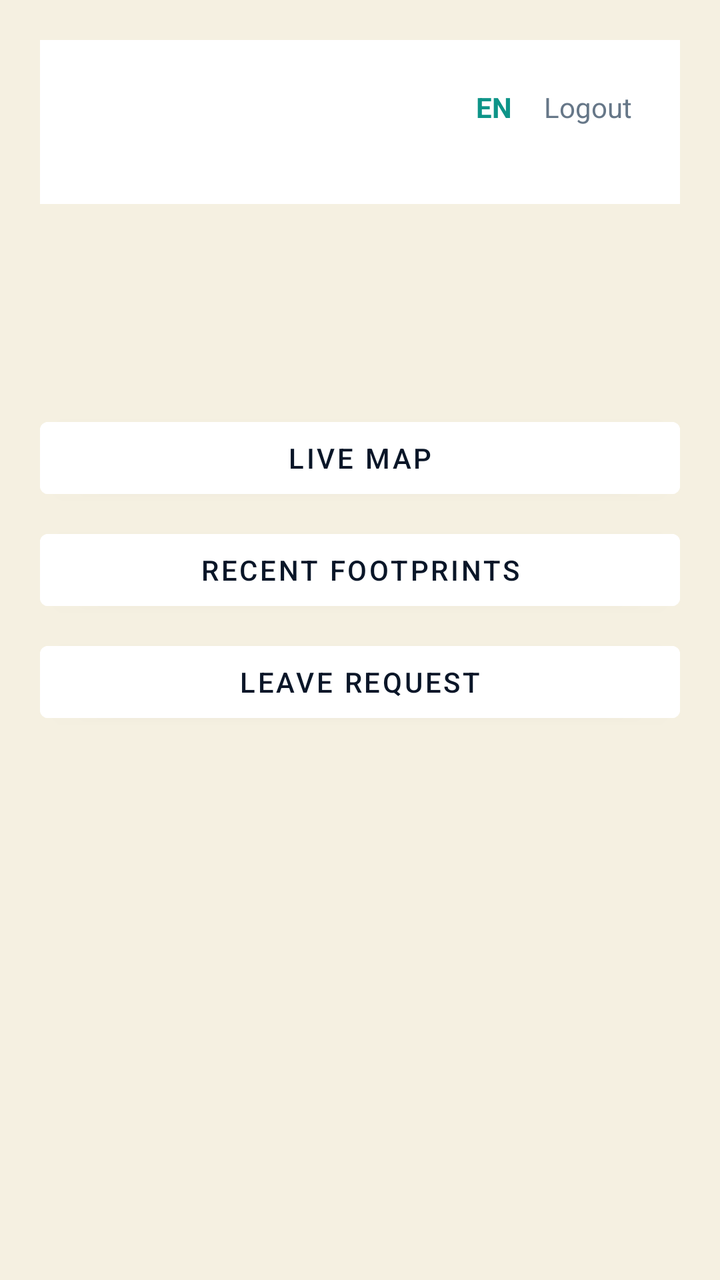
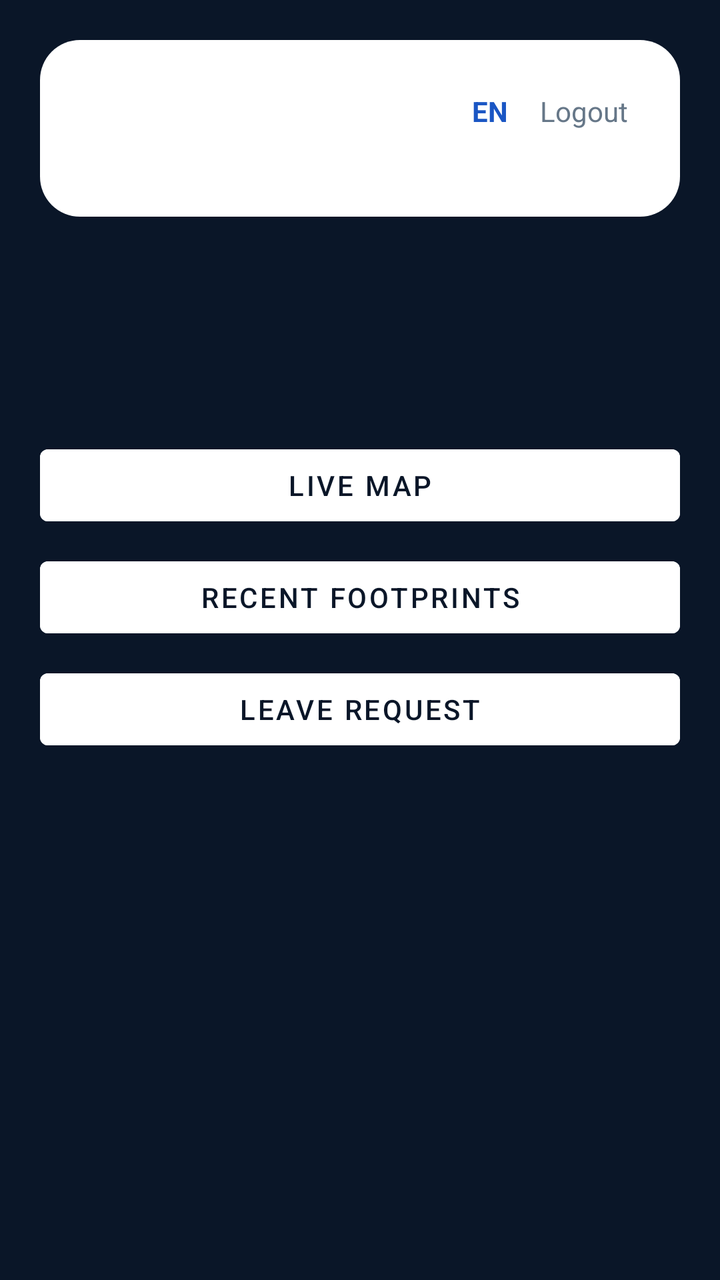

Two renders of the same Android screen: before a commit and after it. Below are the layout's source before the change and the commit's diff.
<!-- AndroidManifest.xml: application theme Theme.AapNative -->
<!-- res/layout/activity_dashboard.xml -->
<?xml version="1.0" encoding="utf-8"?>
<ScrollView xmlns:android="http://schemas.android.com/apk/res/android"
    android:layout_width="match_parent"
    android:layout_height="match_parent"
    android:background="#F5F0E1"
    android:fillViewport="true">

    <LinearLayout
        android:layout_width="match_parent"
        android:layout_height="wrap_content"
        android:orientation="vertical"
        android:padding="20dp">

        <LinearLayout
            android:layout_width="match_parent"
            android:layout_height="wrap_content"
            android:background="@android:color/white"
            android:orientation="vertical"
            android:padding="16dp">

            <LinearLayout
                android:layout_width="match_parent"
                android:layout_height="wrap_content"
                android:orientation="horizontal">

                <LinearLayout
                    android:layout_width="0dp"
                    android:layout_height="wrap_content"
                    android:layout_weight="1"
                    android:orientation="vertical">

                    <TextView
                        android:id="@+id/userName"
                        android:layout_width="match_parent"
                        android:layout_height="wrap_content"
                        android:textColor="#0A1628"
                        android:textSize="20sp"
                        android:textStyle="bold" />

                    <TextView
                        android:id="@+id/userMeta"
                        android:layout_width="match_parent"
                        android:layout_height="wrap_content"
                        android:layout_marginTop="4dp"
                        android:textColor="#667788"
                        android:textSize="14sp" />
                </LinearLayout>

                <TextView
                    android:id="@+id/langBtn"
                    android:layout_width="wrap_content"
                    android:layout_height="wrap_content"
                    android:padding="8dp"
                    android:text="EN"
                    android:textColor="#0D9488"
                    android:textStyle="bold" />

                <TextView
                    android:id="@+id/logoutBtn"
                    android:layout_width="wrap_content"
                    android:layout_height="wrap_content"
                    android:padding="8dp"
                    android:text="@string/logout"
                    android:textColor="#667788" />
            </LinearLayout>
        </LinearLayout>

        <TextView
            android:id="@+id/sessionStatus"
            android:layout_width="match_parent"
            android:layout_height="wrap_content"
            android:layout_marginTop="16dp"
            android:textColor="#0D9488"
            android:textSize="14sp"
            android:textStyle="bold" />

        <TextView
            android:id="@+id/gpsText"
            android:layout_width="match_parent"
            android:layout_height="wrap_content"
            android:layout_marginTop="6dp"
            android:textColor="#667788"
            android:textSize="12sp" />

        <Button
            android:id="@+id/registerFaceBtn"
            android:layout_width="match_parent"
            android:layout_height="wrap_content"
            android:layout_marginTop="16dp"
            android:backgroundTint="#0A1628"
            android:text="@string/register_face"
            android:visibility="gone" />

        <Button
            android:id="@+id/punchInBtn"
            android:layout_width="match_parent"
            android:layout_height="wrap_content"
            android:layout_marginTop="16dp"
            android:backgroundTint="#0D9488"
            android:text="@string/punch_in"
            android:visibility="gone" />

        <Button
            android:id="@+id/punchOutBtn"
            android:layout_width="match_parent"
            android:layout_height="wrap_content"
            android:layout_marginTop="16dp"
            android:backgroundTint="#0A1628"
            android:text="@string/punch_out"
            android:visibility="gone" />

        <TextView
            android:id="@+id/messageText"
            android:layout_width="match_parent"
            android:layout_height="wrap_content"
            android:layout_marginTop="12dp"
            android:textColor="#B45309"
            android:textSize="13sp" />

        <Button
            android:id="@+id/mapBtn"
            android:layout_width="match_parent"
            android:layout_height="wrap_content"
            android:layout_marginTop="16dp"
            android:backgroundTint="#FFFFFF"
            android:text="@string/live_map"
            android:textColor="#0A1628" />

        <Button
            android:id="@+id/footprintsBtn"
            android:layout_width="match_parent"
            android:layout_height="wrap_content"
            android:layout_marginTop="8dp"
            android:backgroundTint="#FFFFFF"
            android:text="@string/footprints"
            android:textColor="#0A1628" />

        <Button
            android:id="@+id/leaveBtn"
            android:layout_width="match_parent"
            android:layout_height="wrap_content"
            android:layout_marginTop="8dp"
            android:backgroundTint="#FFFFFF"
            android:text="@string/leave_request"
            android:textColor="#0A1628" />
    </LinearLayout>
</ScrollView>
<!-- resources referenced by this layout -->
<resources>
  <string name="footprints">Recent footprints</string>
  <string name="leave_request">Leave request</string>
  <string name="live_map">Live map</string>
  <string name="logout">Logout</string>
  <string name="punch_in">Punch in</string>
  <string name="punch_out">Punch out</string>
  <string name="register_face">Register face</string>
  <style name="Theme.AapNative" parent="Theme.MaterialComponents.DayNight.NoActionBar">
          <item name="colorPrimary">#0A1628</item>
          <item name="colorPrimaryVariant">#0A1628</item>
          <item name="colorOnPrimary">#FFFFFF</item>
          <item name="colorSecondary">#0D9488</item>
          <item name="android:statusBarColor">@android:color/transparent</item>
          <item name="android:navigationBarColor">@android:color/transparent</item>
          <item name="android:windowLightStatusBar">false</item>
          <item name="android:windowBackground">#F5F0E1</item>
      </style>
</resources>

<!-- the commit's change to res/layout/activity_dashboard.xml (unified diff, before → after) -->
@@ -2,7 +2,7 @@
 <ScrollView xmlns:android="http://schemas.android.com/apk/res/android"
     android:layout_width="match_parent"
     android:layout_height="match_parent"
-    android:background="#F5F0E1"
+    android:background="#0A1628"
     android:fillViewport="true">
 
     <LinearLayout
@@ -14,9 +14,9 @@
         <LinearLayout
             android:layout_width="match_parent"
             android:layout_height="wrap_content"
-            android:background="@android:color/white"
+            android:background="@drawable/bg_native_card"
             android:orientation="vertical"
-            android:padding="16dp">
+            android:padding="18dp">
 
             <LinearLayout
                 android:layout_width="match_parent"
@@ -34,7 +34,7 @@
                         android:layout_width="match_parent"
                         android:layout_height="wrap_content"
                         android:textColor="#0A1628"
-                        android:textSize="20sp"
+                        android:textSize="22sp"
                         android:textStyle="bold" />
 
                     <TextView
@@ -52,7 +52,7 @@
                     android:layout_height="wrap_content"
                     android:padding="8dp"
                     android:text="EN"
-                    android:textColor="#0D9488"
+                    android:textColor="#1A56C4"
                     android:textStyle="bold" />
 
                 <TextView
@@ -69,9 +69,9 @@
             android:id="@+id/sessionStatus"
             android:layout_width="match_parent"
             android:layout_height="wrap_content"
-            android:layout_marginTop="16dp"
-            android:textColor="#0D9488"
-            android:textSize="14sp"
+            android:layout_marginTop="18dp"
+            android:textColor="#FFD100"
+            android:textSize="15sp"
             android:textStyle="bold" />
 
         <TextView
@@ -79,34 +79,39 @@
             android:layout_width="match_parent"
             android:layout_height="wrap_content"
             android:layout_marginTop="6dp"
-            android:textColor="#667788"
+            android:textColor="#A8B8D0"
             android:textSize="12sp" />
 
         <Button
             android:id="@+id/registerFaceBtn"
             android:layout_width="match_parent"
-            android:layout_height="wrap_content"
-            android:layout_marginTop="16dp"
-            android:backgroundTint="#0A1628"
+            android:layout_height="56dp"
+            android:layout_marginTop="18dp"
+            android:backgroundTint="#1A56C4"
             android:text="@string/register_face"
+            android:textColor="#FFFFFF"
             android:visibility="gone" />
 
         <Button
             android:id="@+id/punchInBtn"
             android:layout_width="match_parent"
-            android:layout_height="wrap_content"
+            android:layout_height="56dp"
             android:layout_marginTop="16dp"
-            android:backgroundTint="#0D9488"
+            android:backgroundTint="#FFD100"
             android:text="@string/punch_in"
+            android:textColor="#0A1628"
+            android:textStyle="bold"
             android:visibility="gone" />
 
         <Button
             android:id="@+id/punchOutBtn"
             android:layout_width="match_parent"
-            android:layout_height="wrap_content"
+            android:layout_height="56dp"
             android:layout_marginTop="16dp"
-            android:backgroundTint="#0A1628"
+            android:backgroundTint="#1A56C4"
             android:text="@string/punch_out"
+            android:textColor="#FFFFFF"
+            android:textStyle="bold"
             android:visibility="gone" />
 
         <TextView
@@ -114,14 +119,14 @@
             android:layout_width="match_parent"
             android:layout_height="wrap_content"
             android:layout_marginTop="12dp"
-            android:textColor="#B45309"
+            android:textColor="#FBBF24"
             android:textSize="13sp" />
 
         <Button
             android:id="@+id/mapBtn"
             android:layout_width="match_parent"
-            android:layout_height="wrap_content"
-            android:layout_marginTop="16dp"
+            android:layout_height="48dp"
+            android:layout_marginTop="20dp"
             android:backgroundTint="#FFFFFF"
             android:text="@string/live_map"
             android:textColor="#0A1628" />
@@ -129,7 +134,7 @@
         <Button
             android:id="@+id/footprintsBtn"
             android:layout_width="match_parent"
-            android:layout_height="wrap_content"
+            android:layout_height="48dp"
             android:layout_marginTop="8dp"
             android:backgroundTint="#FFFFFF"
             android:text="@string/footprints"
@@ -138,7 +143,7 @@
         <Button
             android:id="@+id/leaveBtn"
             android:layout_width="match_parent"
-            android:layout_height="wrap_content"
+            android:layout_height="48dp"
             android:layout_marginTop="8dp"
             android:backgroundTint="#FFFFFF"
             android:text="@string/leave_request"
<!-- resource entries referenced after the edit -->
@@ -1,5 +1,12 @@
 <!-- resources referenced by this layout -->
 <resources>
+  <!-- drawable bg_native_card (drawable) -->
+  <?xml version="1.0" encoding="utf-8"?>
+  <shape xmlns:android="http://schemas.android.com/apk/res/android"
+      android:shape="rectangle">
+      <solid android:color="#FFFFFF" />
+      <corners android:radius="20dp" />
+  </shape>
   <string name="footprints">Recent footprints</string>
   <string name="leave_request">Leave request</string>
   <string name="live_map">Live map</string>
